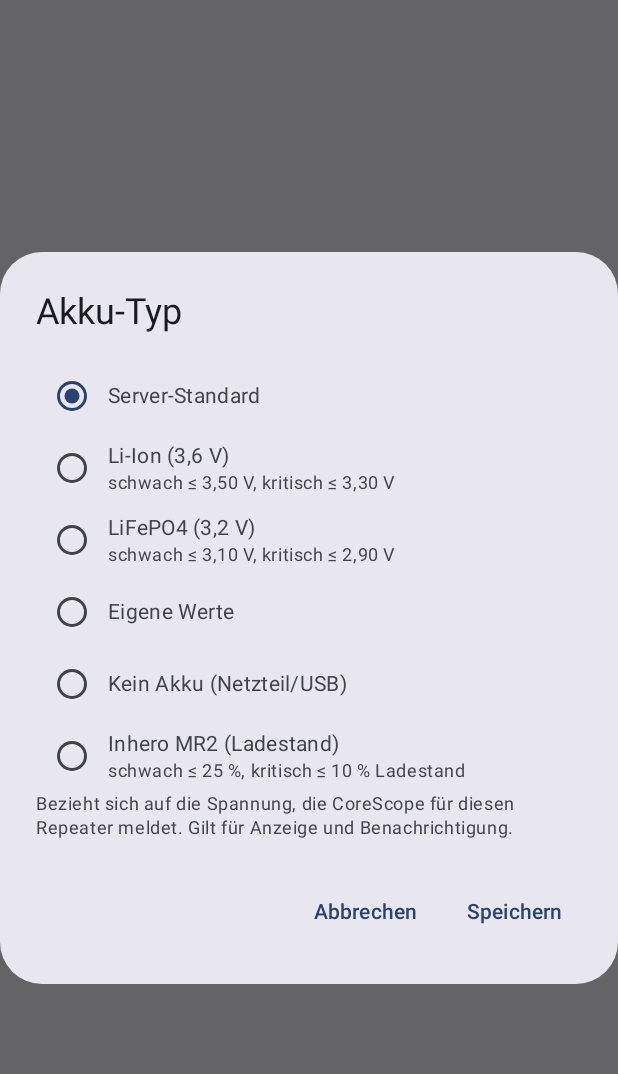
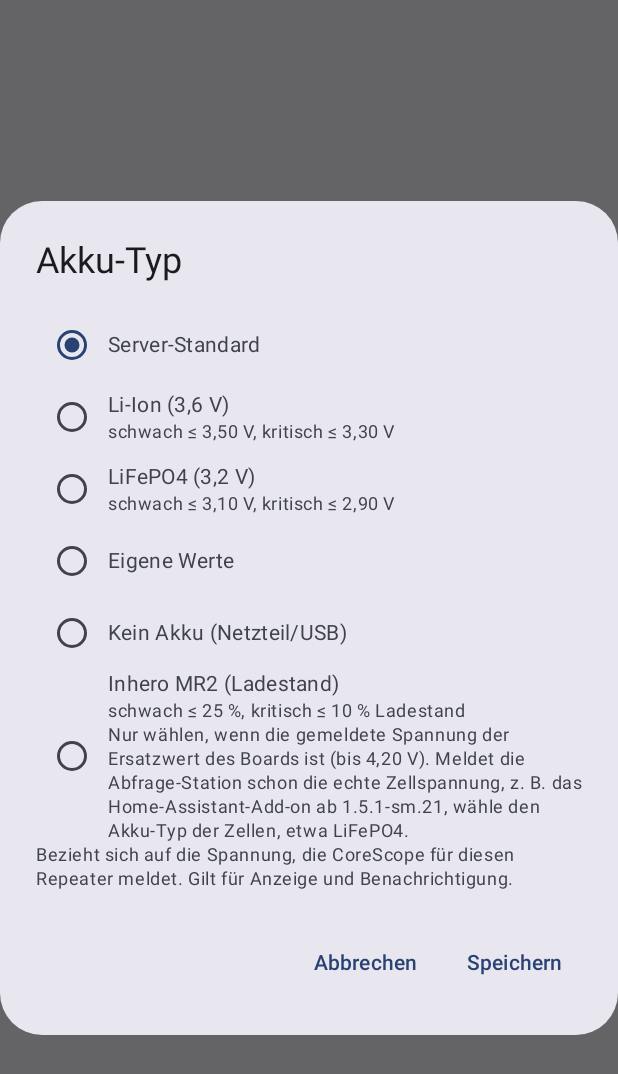
Before and after one commit to SaarMesh-de/saarmesh-repeater-waechter, an Android app built with Jetpack Compose: the composable BatteryProfileDialog called with empty values, on a phone screen of 412 x 824 dp. Shown: the top 1074 px of the screen. Run offline under Robolectric (Android 15) with nearby library versions, the phone set to English and light mode, and no system bars.

Commit message:
Hinweis zum Akku-Typ Inhero MR2 präzisiert (v0.3.3)
Seit das Home-Assistant-Add-on ab 1.5.1-sm.21 die echte Zellspannung des
MR2 meldet, ergibt der Typ "Inhero MR2 (Ladestand)" bei LiFePO4 falsche,
zu niedrige Prozentwerte (3,39 V -> 16 %). Dialog und Akku-Karte sagen jetzt,
wann der MR2-Typ passt und wann der Akku-Typ der Zellen (z. B. LiFePO4).

Co-Authored-By: Claude Opus 5.5 <noreply@anthropic.com>
Claude-Session: https://claude.ai/code/session_01XfZdhrstoJZuPVXgLvhqAS

```diff
--- a/app/build.gradle.kts
+++ b/app/build.gradle.kts
@@ -26,7 +26,7 @@ android {
         minSdk = 26
         targetSdk = 36
         versionCode = (System.getenv("VERSION_CODE") ?: "1").toInt()
-        versionName = System.getenv("VERSION_NAME") ?: "0.3.2"
+        versionName = System.getenv("VERSION_NAME") ?: "0.3.3"
         buildConfigField("String", "DEFAULT_SERVER_URL", "\"https://live.saarmesh.de\"")
     }
 
--- a/app/src/main/java/de/saarmesh/waechter/ui/detail/BatteryProfileDialog.kt
+++ b/app/src/main/java/de/saarmesh/waechter/ui/detail/BatteryProfileDialog.kt
@@ -73,6 +73,11 @@ fun BatteryProfileDialog(
                                     style = MaterialTheme.typography.bodySmall,
                                     color = MaterialTheme.colorScheme.onSurfaceVariant,
                                 )
+                                Text(
+                                    stringResource(R.string.bprof_inhero_note),
+                                    style = MaterialTheme.typography.bodySmall,
+                                    color = MaterialTheme.colorScheme.onSurfaceVariant,
+                                )
                             } else if (p.lowMv != null) {
                                 Text(
                                     stringResource(R.string.bprof_values, v(p.lowMv), v(p.criticalMv)),
--- a/app/src/main/res/values/strings.xml
+++ b/app/src/main/res/values/strings.xml
@@ -119,9 +119,10 @@
     <string name="bprof_none">Kein Akku (Netzteil/USB)</string>
     <string name="bprof_inhero">Inhero MR2 (Ladestand)</string>
     <string name="bprof_inhero_values">schwach ≤ 25 %, kritisch ≤ 10 % Ladestand</string>
+    <string name="bprof_inhero_note">Nur wählen, wenn die gemeldete Spannung der Ersatzwert des Boards ist (bis 4,20 V). Meldet die Abfrage-Station schon die echte Zellspannung, z. B. das Home-Assistant-Add-on ab 1.5.1-sm.21, wähle den Akku-Typ der Zellen, etwa LiFePO4.</string>
     <string name="batt_title_soc">Akku (Ladestand)</string>
     <string name="batt_soc_reported">gemeldet als %s (Li-Ion-Ersatzwert)</string>
-    <string name="batt_soc_explain">Das Inhero MR2 meldet nicht die echte Zellspannung, sondern seinen Ladestand umgerechnet in die Spannung einer Li-Ion-Zelle (100 % = 4,20 V). Die App rechnet das zurück. Die echte Spannung zeigt am Board „get board.telem“.</string>
+    <string name="batt_soc_explain">Das Inhero MR2 meldet im Status nicht die echte Zellspannung, sondern seinen Ladestand umgerechnet in die Spannung einer Li-Ion-Zelle (100 % = 4,20 V). Die App rechnet das zurück. Kommt hier bereits die echte Zellspannung an (z. B. LiFePO4 um 3,3 V), stimmt der Ladestand nicht: Wähle dann unter „Ändern“ den Akku-Typ der Zellen.</string>
     <string name="batt_trend_soc">Trend: %s %% pro Tag (7 Tage)</string>
     <string name="batt_axis_soc">Ladestand</string>
     <string name="batt_not_assessable">nicht bewertbar</string>
```
Also changed, not shown: 1 other file.
